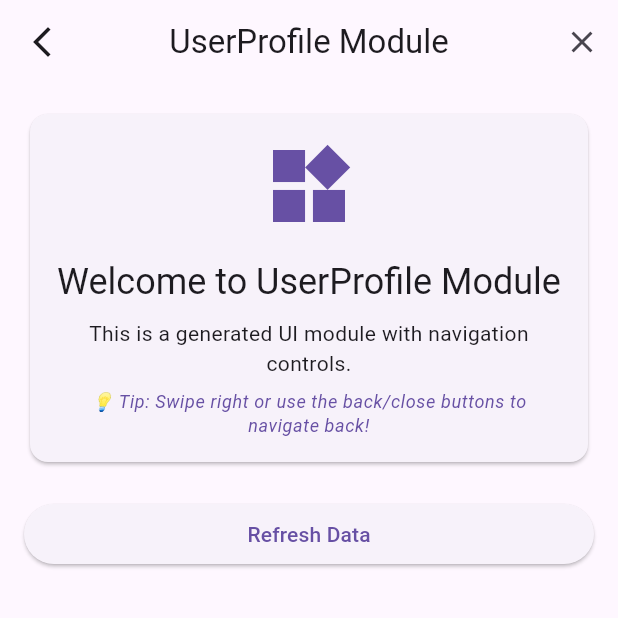
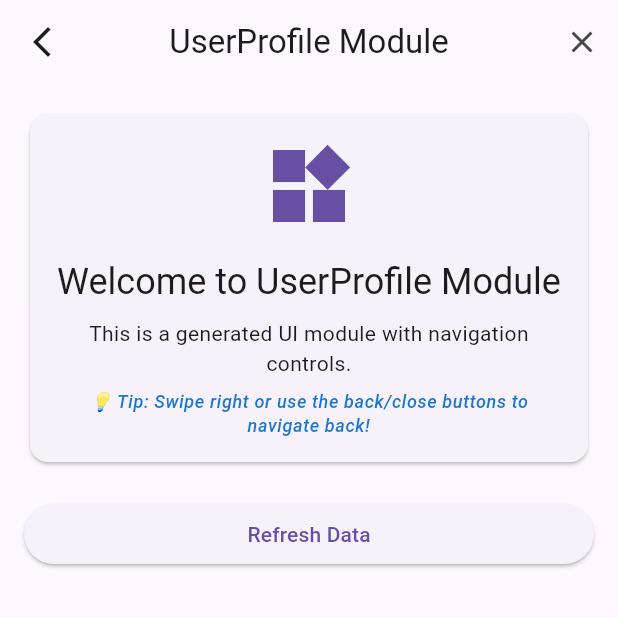
Before and after one commit to SeaRoth/flutter_getx_template, a Flutter app: the UserProfileView screen opened directly, on a phone screen of 412 x 824 dp, the top half of it. Run offline on Flutter 3.47's test engine with Material 3 defaults, Android fonts, the phone set to English and light mode, and no system bars; our stand-ins replace auto_size_text, cached_network_image, get, get_it, get_storage, shared_preferences; missing offline and left inert: chip_list; accounts and stored records are empty; project files that could hold a hidden picture were left out.

```diff
--- a/lib/app/modules/user_profile/views/user_profile_view.dart
+++ b/lib/app/modules/user_profile/views/user_profile_view.dart
@@ -84,7 +84,11 @@ class UserProfileView extends GetView<UserProfileController> {
                             style:
                                 Theme.of(context).textTheme.bodySmall?.copyWith(
                                       fontStyle: FontStyle.italic,
-                                      color: Theme.of(context).primaryColor,
+                                      color: Theme.of(context).brightness ==
+                                              Brightness.dark
+                                          ? Colors.lightBlue[300]
+                                          : Colors.blue[700],
+                                      fontWeight: FontWeight.w500,
                                     ),
                             textAlign: TextAlign.center,
                           ),
```
Also changed, not shown: lib/app/modules/settings/views/settings_view.dart (+8 -20 lines).
